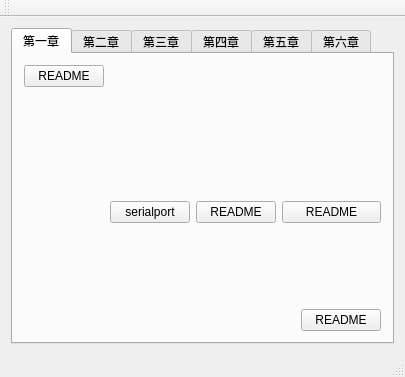
Before: the Qt Designer form qt4gui_note/mainwindow.ui in shqhope/qtwork, drawn with Qt 5.
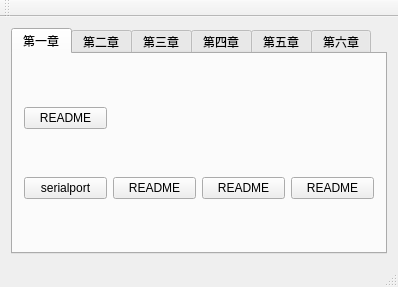
After: the same form once the commit is applied.

```diff
--- a/qt4gui_note/mainwindow.ui
+++ b/qt4gui_note/mainwindow.ui
@@ -6,8 +6,8 @@
    <rect>
     <x>0</x>
     <y>0</y>
-    <width>405</width>
-    <height>377</height>
+    <width>398</width>
+    <height>287</height>
    </rect>
   </property>
   <property name="windowTitle">
@@ -32,28 +32,28 @@
           </property>
          </widget>
         </item>
-        <item row="1" column="1" rowspan="2">
+        <item row="1" column="0">
          <widget class="QPushButton" name="pushButton_7">
           <property name="text">
            <string>serialport</string>
           </property>
          </widget>
         </item>
-        <item row="1" column="2" rowspan="2">
+        <item row="1" column="1">
          <widget class="QPushButton" name="pushButton_8">
           <property name="text">
            <string>README</string>
           </property>
          </widget>
         </item>
-        <item row="1" column="3" rowspan="2" colspan="2">
+        <item row="1" column="2">
          <widget class="QPushButton" name="pushButton_9">
           <property name="text">
            <string>README</string>
           </property>
          </widget>
         </item>
-        <item row="2" column="4">
+        <item row="1" column="4">
          <widget class="QPushButton" name="pushButton_10">
           <property name="text">
            <string>README</string>
```
Left out of the diff: 2 changed lines with no effect on the pictures.
